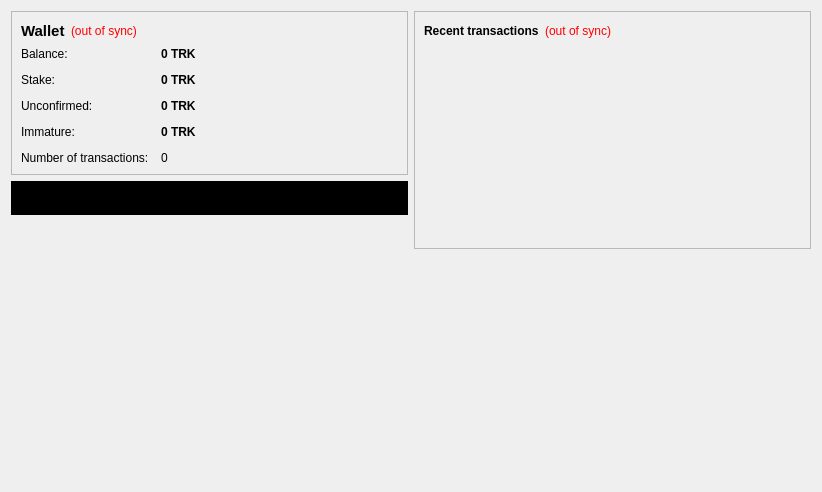
First picture: the form in src/qt/forms/overviewpage.ui, repository truckit/Truckcoin, before the edit.
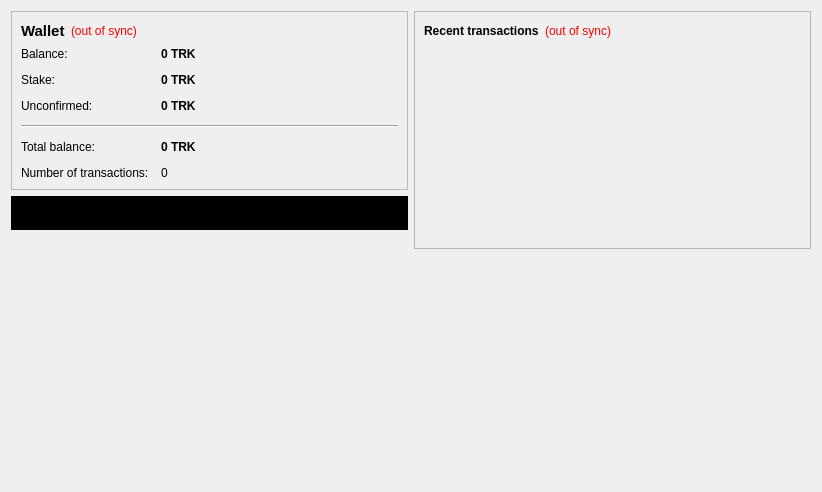
Second picture: the form after the edit. Icons and pictures are not drawn.

Commit message: Total amount to wallet overview, remove immature

```diff
--- a/src/qt/forms/overviewpage.ui
+++ b/src/qt/forms/overviewpage.ui
@@ -170,40 +170,59 @@
             </property>
            </widget>
           </item>
-          <item row="3" column="0">
-           <widget class="QLabel" name="labelImmatureText">
-            <property name="text">
-             <string>Immature:</string>
+          <item row="3" column="0" colspan="2">
+           <widget class="QFrame" name="line">
+            <property name="sizePolicy">
+             <sizepolicy hsizetype="Expanding" vsizetype="Fixed">
+              <horstretch>0</horstretch>
+              <verstretch>0</verstretch>
+             </sizepolicy>
             </property>
-           </widget>
-          </item>
-          <item row="3" column="1">
-           <widget class="QLabel" name="labelImmature">
-            <property name="font">
-             <font>
-              <weight>75</weight>
-              <bold>true</bold>
-             </font>
+            <property name="frameShape">
+             <enum>QFrame::HLine</enum>
             </property>
-            <property name="toolTip">
-             <string>Mined balance that has not yet matured</string>
+            <property name="frameShadow">
+             <enum>QFrame::Sunken</enum>
             </property>
-            <property name="text">
-             <string notr="true">0 TRK</string>
-            </property>
-            <property name="textInteractionFlags">
-             <set>Qt::LinksAccessibleByMouse|Qt::TextSelectableByKeyboard|Qt::TextSelectableByMouse</set>
+            <property name="lineWidth">
+             <number>1</number>
             </property>
            </widget>
           </item>
           <item row="4" column="0">
+           <widget class="QLabel" name="labelTotalText">
+            <property name="text">
+             <string>Total balance:</string>
+            </property>
+           </widget>
+          </item>
+          <item row="4" column="1">
+           <widget class="QLabel" name="labelTotal">
+            <property name="font">
+             <font>
+              <weight>75</weight>
+              <bold>true</bold>
+             </font>
+            </property>
+            <property name="toolTip">
+             <string>Total balance of all the accounts above</string>
+            </property>
+            <property name="text">
+             <string notr="true">0 TRK</string>
+            </property>
+            <property name="textInteractionFlags">
+             <set>Qt::LinksAccessibleByMouse|Qt::TextSelectableByKeyboard|Qt::TextSelectableByMouse</set>
+            </property>
+           </widget>
+          </item>
+          <item row="5" column="0">
            <widget class="QLabel" name="label_2">
             <property name="text">
              <string>Number of transactions:</string>
             </property>
            </widget>
           </item>
-          <item row="4" column="1">
+          <item row="5" column="1">
            <widget class="QLabel" name="labelNumTransactions">
             <property name="toolTip">
              <string>Total number of transactions in wallet</string>
```
Left out of the diff: 10 changed lines with no effect on the pictures. The commit also changes 2 other files.
